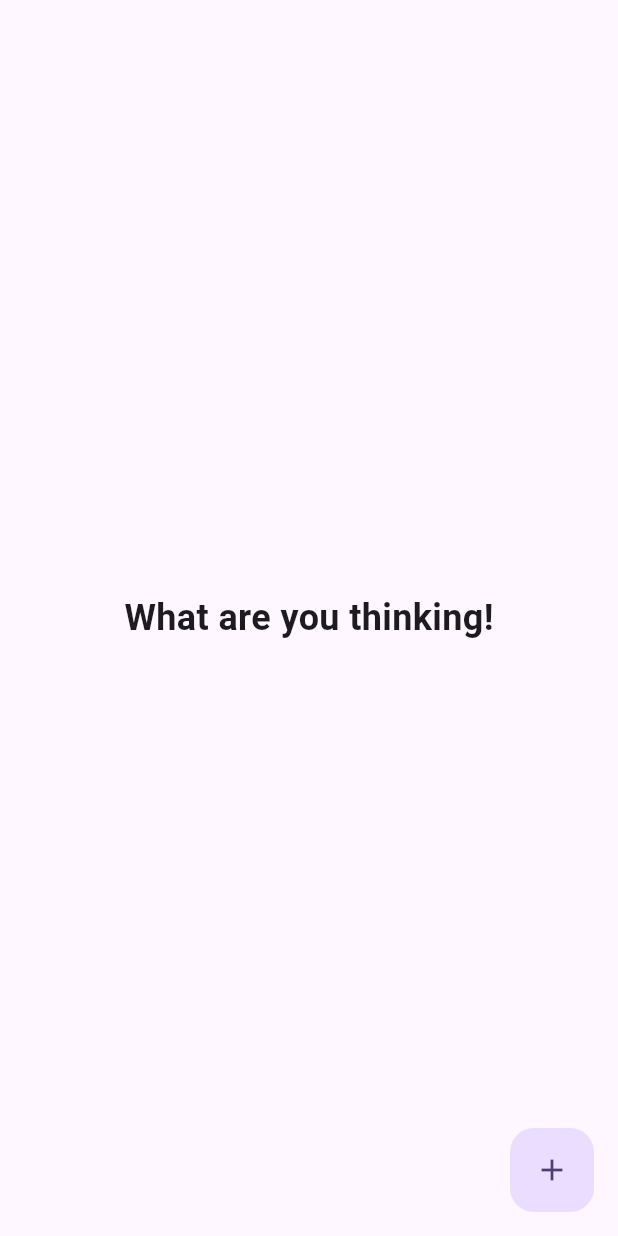
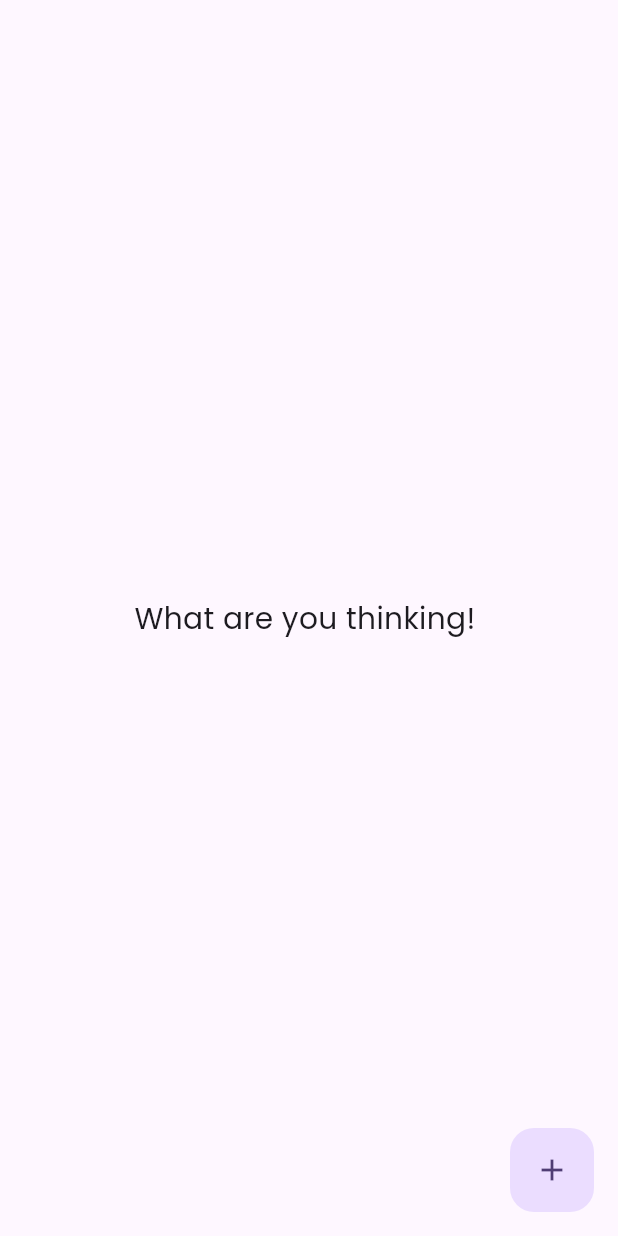
Before and after one commit to phanukonelvk/todo, a Flutter app: the TodoScreen screen opened directly, on a phone screen of 412 x 824 dp. Run offline on Flutter 3.47's test engine with Material 3 defaults, Android fonts, the phone set to English and light mode, and no system bars; our stand-ins replace flutter_riverpod, go_router, google_fonts, keyboard_dismisser.

Commit message:
update code

```diff
--- a/lib/todo/todo_screen.dart
+++ b/lib/todo/todo_screen.dart
@@ -1,7 +1,11 @@
+import 'dart:math';
+
 import 'package:flutter/material.dart';
 import 'package:flutter_riverpod/flutter_riverpod.dart';
 import 'package:todo_example/todo/model/todo_model.dart';
 import 'package:todo_example/todo/provider/todo_provider.dart';
+import 'package:todo_example/widgets/app_size_config.dart';
+import 'package:todo_example/widgets/app_textstyles.dart';
 
 class TodoScreen extends ConsumerStatefulWidget {
   const TodoScreen({super.key});
@@ -112,11 +116,9 @@ class _TodoScreenState extends ConsumerState<TodoScreen> {
         child: const Icon(Icons.add),
       ),
       body: state.todo!.isEmpty
-          ? const Center(
-              child: Text(
-                "What are you thinking!",
-                style: TextStyle(fontSize: 24, fontWeight: FontWeight.bold),
-              ),
+          ? Center(
+              child: Text("What are you thinking! ",
+                  style: AppTextStyles.titleLarge!),
             )
           : ListView.builder(
               itemCount: state.todo!.length,
--- /dev/null
+++ b/lib/widgets/app_size_config.dart
@@ -0,0 +1,17 @@
+import 'package:flutter/material.dart';
+
+class AppSizeConfig {
+  static MediaQueryData? _mediaQueryData;
+  static double? screenWidht;
+  static double? screenHeight;
+  static double? blockSizeHorizontal;
+  static double? blockSizeVertical;
+
+  void init(BuildContext context) {
+    _mediaQueryData = MediaQuery.of(context);
+    screenWidht = _mediaQueryData!.size.width;
+    screenHeight = _mediaQueryData!.size.height;
+    blockSizeHorizontal = screenWidht! / 100;
+    blockSizeVertical = screenHeight! / 100;
+  }
+}
--- /dev/null
+++ b/lib/widgets/app_textstyles.dart
@@ -0,0 +1,73 @@
+import 'package:flutter/material.dart';
+import 'package:google_fonts/google_fonts.dart';
+import 'package:todo_example/widgets/app_size_config.dart';
+
+class AppTextStyles {
+  // displayLarge
+  static TextStyle? displayLarge = GoogleFonts.poppins(
+    fontSize: AppSizeConfig.blockSizeHorizontal! * 6.8,
+  );
+
+// displayMedium
+  static TextStyle? displayMedium = GoogleFonts.poppins(
+    fontSize: AppSizeConfig.blockSizeHorizontal! * 6.5,
+  );
+
+// displaySmall
+  static TextStyle? displaySmall = GoogleFonts.poppins(
+    fontSize: AppSizeConfig.blockSizeHorizontal! * 6.2,
+  );
+
+// headlineLarge
+  static TextStyle? headlineLarge = GoogleFonts.poppins(
+    fontSize: AppSizeConfig.blockSizeHorizontal! * 5.8,
+  );
+
+// headlineMedium
+  static TextStyle? headlineMedium = GoogleFonts.poppins(
+    fontSize: AppSizeConfig.blockSizeHorizontal! * 5.5,
+  );
+
+// headlineSmall
+  static TextStyle? headlineSmall = GoogleFonts.poppins(
+    fontSize: AppSizeConfig.blockSizeHorizontal! * 5.2,
+  );
+
+// titleLarge
+  static TextStyle? titleLarge = GoogleFonts.poppins(
+    fontSize: AppSizeConfig.blockSizeHorizontal! * 4.8,
+  );
+// titleMedium
+  static TextStyle? titleMedium = GoogleFonts.poppins(
+    fontSize: AppSizeConfig.blockSizeHorizontal! * 4.5,
+  );
+// titleSmall
+  static TextStyle? titleSmall = GoogleFonts.poppins(
+    fontSize: AppSizeConfig.blockSizeHorizontal! * 4.2,
+  );
+// bodyLarge
+  static TextStyle? bodyLarge = GoogleFonts.poppins(
+    fontSize: AppSizeConfig.blockSizeHorizontal! * 3.8,
+  );
+// bodyMedium
+  static TextStyle? bodyMedium = GoogleFonts.poppins(
+    fontSize: AppSizeConfig.blockSizeHorizontal! * 3.5,
+  );
+// bodySmall
+  static TextStyle? bodySmall = GoogleFonts.poppins(
+    fontSize: AppSizeConfig.blockSizeHorizontal! * 3.2,
+  );
+// labelLarge
+  static TextStyle? labelLarge = GoogleFonts.poppins(
+    fontSize: AppSizeConfig.blockSizeHorizontal! * 2.8,
+  );
+// labelMedium
+  static TextStyle? labelMedium = GoogleFonts.poppins(
+    fontSize: AppSizeConfig.blockSizeHorizontal! * 2.5,
+  );
+// labelSmall
+  static TextStyle? labelSmall = GoogleFonts.poppins(
+    fontSize: AppSizeConfig.blockSizeHorizontal! * 2.2,
+    letterSpacing: 1.65,
+  );
+}
```
Also changed, not shown: lib/auth/provider/auth_provider.dart (added, +7 -0 lines), lib/auth/provider/state/auth_notifier.dart (added, +22 -0 lines), lib/auth/provider/state/auth_state.dart (added, +29 -0 lines), lib/auth/screen/auth_screen.dart (added, +74 -0 lines), lib/main.dart (+20 -6 lines), lib/routers/app_router.dart (added, +42 -0 lines), lib/splash/screen/splash_screen.dart (added, +24 -0 lines), lib/widgets/app_constant.dart (added, +15 -0 lines), pubspec.yaml (+6 -3 lines), pubspec.lock, 14 other files.
